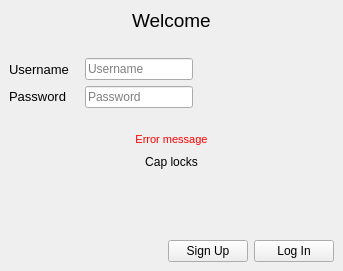
VicMbugua/TaskManagementSystem, file ui/login.ui: the form before one commit.
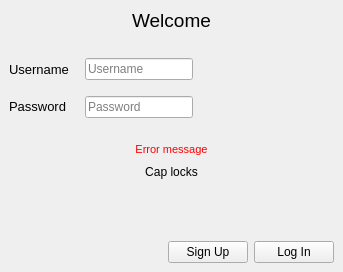
The form after the commit.

Patch:
```diff
--- a/ui/login.ui
+++ b/ui/login.ui
@@ -7,7 +7,7 @@
     <x>0</x>
     <y>0</y>
     <width>343</width>
-    <height>271</height>
+    <height>272</height>
    </rect>
   </property>
   <property name="sizePolicy">
@@ -22,21 +22,6 @@
   <widget class="QWidget" name="centralwidget">
    <layout class="QVBoxLayout" name="verticalLayout">
     <item>
-     <layout class="QHBoxLayout" name="horizontalLayout">
-      <item>
-       <spacer name="horizontalSpacer">
-        <property name="orientation">
-         <enum>Qt::Horizontal</enum>
-        </property>
-        <property name="sizeHint" stdset="0">
-         <size>
-          <width>91</width>
-          <height>20</height>
-         </size>
-        </property>
-       </spacer>
-      </item>
-      <item>
        <widget class="QLabel" name="label">
         <property name="font">
          <font>
@@ -46,22 +31,10 @@
         <property name="text">
          <string>Welcome</string>
         </property>
-       </widget>
-      </item>
-      <item>
-       <spacer name="horizontalSpacer_2">
-        <property name="orientation">
-         <enum>Qt::Horizontal</enum>
-        </property>
-        <property name="sizeHint" stdset="0">
-         <size>
-          <width>90</width>
-          <height>20</height>
-         </size>
-        </property>
-       </spacer>
-      </item>
-     </layout>
+      <property name="alignment">
+       <set>Qt::AlignCenter</set>
+      </property>
+     </widget>
     </item>
     <item>
      <spacer name="verticalSpacer_3">
@@ -81,6 +54,9 @@
     </item>
     <item>
      <layout class="QHBoxLayout" name="horizontalLayout_2">
+      <property name="bottomMargin">
+       <number>10</number>
+      </property>
       <item>
        <widget class="QLabel" name="label_2">
         <property name="minimumSize">
@@ -241,6 +217,9 @@
       <property name="alignment">
        <set>Qt::AlignCenter</set>
       </property>
+      <property name="margin">
+       <number>3</number>
+      </property>
      </widget>
     </item>
     <item>
```
Left out of the diff: 6 changed lines with no effect on the pictures. Lines whose indentation alone changed are shown as unchanged.
